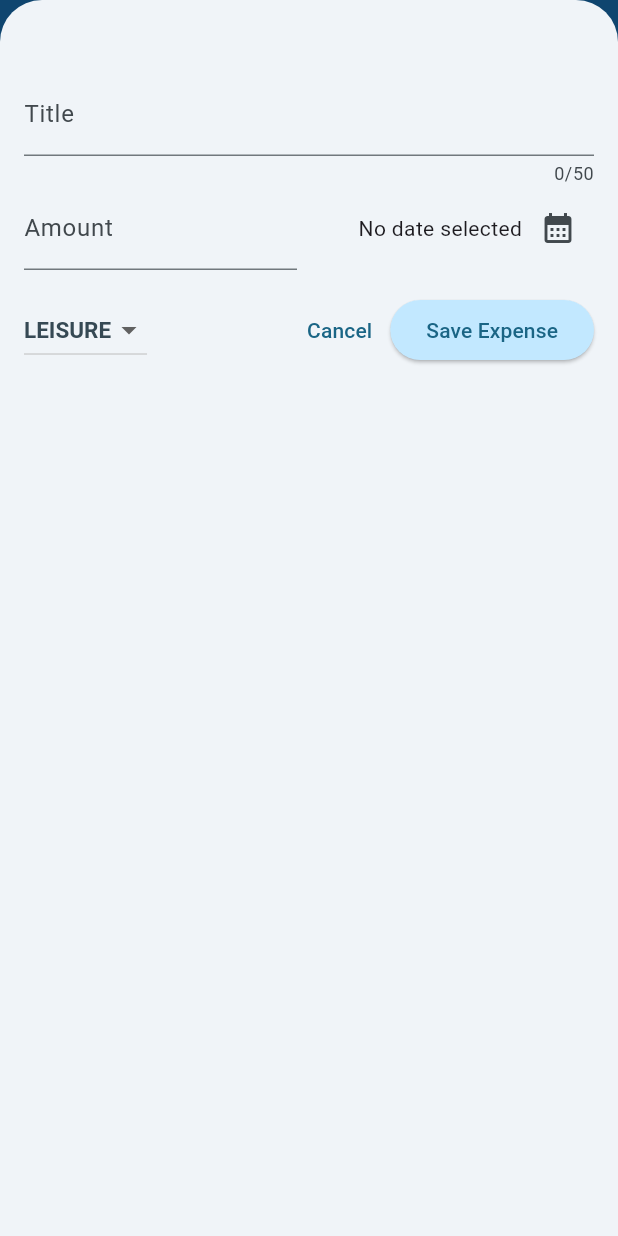
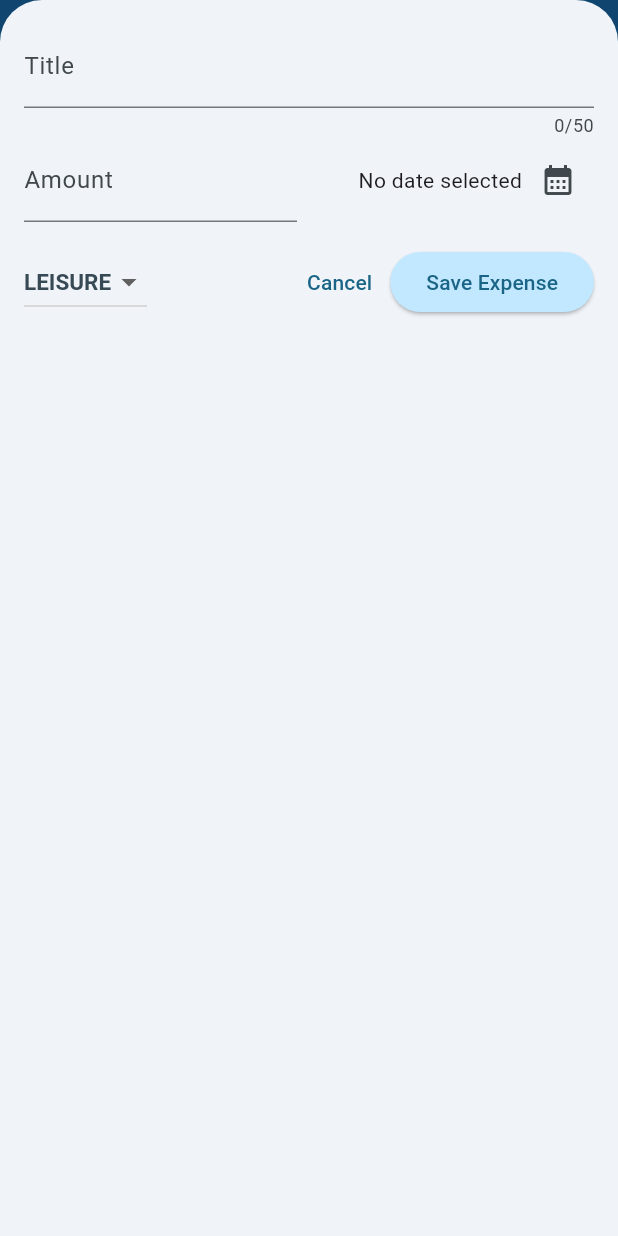
Before and after one commit to Zero0ver4ose/expense_plan, a Flutter app: the screen it shows after launch, after a tap on the "add" icon, on a phone screen of 412 x 824 dp. Run offline on Flutter 3.47's test engine with Material 3 defaults, Android fonts, the phone set to English and light mode, and no system bars.

Commit message:
07022024
Signed-off-by: neyen <neyen.gmbh@gmail.com>

```diff
--- a/lib/widgets/expenses.dart
+++ b/lib/widgets/expenses.dart
@@ -31,6 +31,7 @@ class _ExpensesState extends State<Expenses> {
 
   void _openAddExpenseOverlay() {
     showModalBottomSheet(
+      useSafeArea: true,
       isScrollControlled: true,
       context: context,
       builder: (ctx) => NewExpense(onAddExpense: _addExpense),
@@ -60,13 +61,15 @@ class _ExpensesState extends State<Expenses> {
                 _registeredExpenses.insert(expenseIndex, expense);
               });
             },
-        )
-      ),
+          )),
     );
   }
 
   @override
   Widget build(BuildContext context) {
+    final width = MediaQuery.of(context).size.width;
+    print(MediaQuery.of(context).size.height);
+
     Widget mainContent = const Center(
       child: Text('No expenses found. Start adding some!'),
     );
@@ -78,6 +81,7 @@ class _ExpensesState extends State<Expenses> {
       );
     }
 
+    var registeredExpenses = _registeredExpenses;
     return Scaffold(
       appBar: AppBar(
         backgroundColor: Colors.blue,
@@ -86,11 +90,14 @@ class _ExpensesState extends State<Expenses> {
               onPressed: _openAddExpenseOverlay, icon: const Icon(Icons.add))
         ],
       ),
-      body: Column(children: [
+      body: width <600 ? Column(children: [
         // Toolbar with the Add
-        Chart(expenses: _registeredExpenses),
+        Chart(expenses: registeredExpenses),
         Expanded(child: mainContent)
-      ]),
+      ]) : Row(children: [
+        Expanded(child: Chart(expenses: registeredExpenses)),
+                Expanded(child: mainContent)
+      ],),
     );
   }
 }
--- a/lib/widgets/new_expense.dart
+++ b/lib/widgets/new_expense.dart
@@ -74,8 +74,12 @@ class _NewExpenseState extends State<NewExpense> {
 
   @override
   Widget build(BuildContext context) {
-    return Padding(
-      padding: const EdgeInsets.fromLTRB(16, 48, 16, 16),
+    final keyBoardSpace = MediaQuery.of(context).viewInsets.bottom;
+    return SizedBox(
+      height: double.infinity,
+      child: SingleChildScrollView(
+        child: Padding(
+          padding: EdgeInsets.fromLTRB(16, 16, 16, keyBoardSpace + 16),
           child: Column(children: [
             TextField(
               controller: _titleController,
@@ -153,6 +157,8 @@ class _NewExpenseState extends State<NewExpense> {
               ],
             )
           ]),
+        ),
+      ),
     );
   }
 }
```
Also changed, not shown: lib/main.dart (+9 -7 lines). Lines whose indentation alone changed are shown as unchanged.
